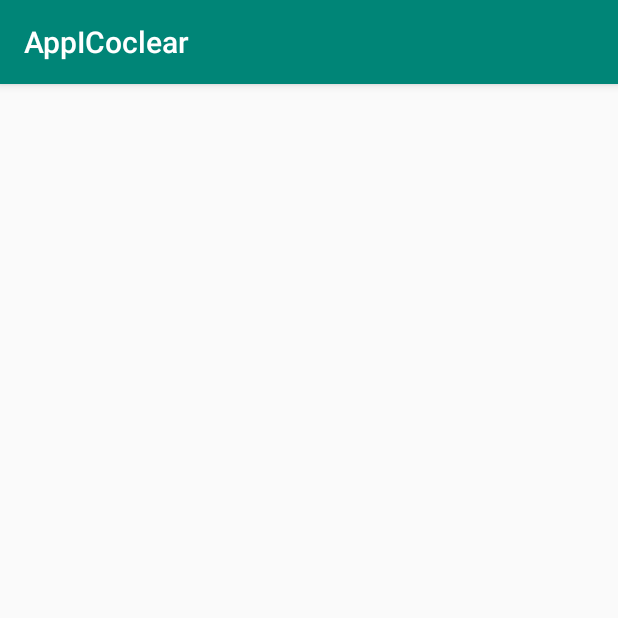
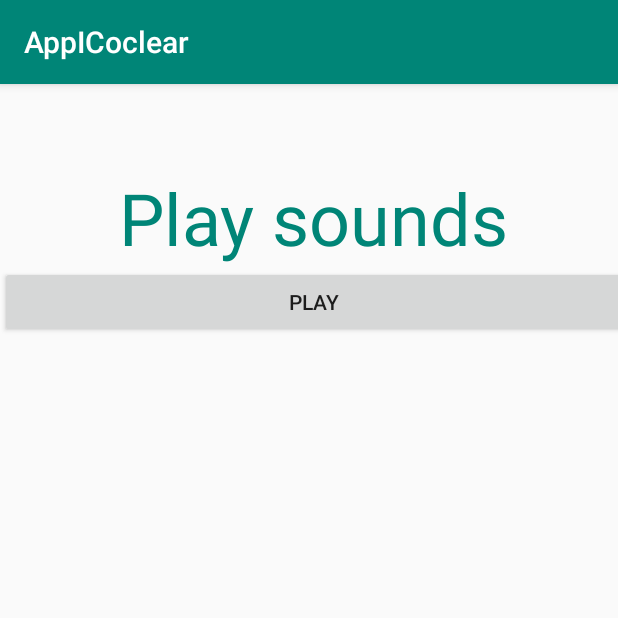
Before and after one commit to valencia12/ImplanteAPP, an Android app: the playSounds screen opened directly, with no data from a screen before it, on a phone screen of 412 x 824 dp, the top half of it. Run offline under Robolectric (Android 15) with nearby library versions, the phone set to English and light mode, and no system bars.

Commit message:
add activity

```diff
--- a/app/src/main/res/layout/activity_play_sounds.xml
+++ b/app/src/main/res/layout/activity_play_sounds.xml
@@ -1,10 +1,59 @@
 <?xml version="1.0" encoding="utf-8"?>
-<android.support.constraint.ConstraintLayout
-        xmlns:android="http://schemas.android.com/apk/res/android"
-        xmlns:tools="http://schemas.android.com/tools"
-        xmlns:app="http://schemas.android.com/apk/res-auto"
-        android:layout_width="match_parent"
-        android:layout_height="match_parent"
-        tools:context=".activites.viewsAccounts.actionTherapist.playSounds">
+<LinearLayout xmlns:android="http://schemas.android.com/apk/res/android"
+              xmlns:tools="http://schemas.android.com/tools"
+              android:layout_width="match_parent"
+              android:layout_height="match_parent"
+              android:orientation="vertical"
+              android:id="@+id/main1"
+              tools:context=".MainActivity">
 
-</android.support.constraint.ConstraintLayout>
+
+    <LinearLayout
+            android:layout_width="match_parent"
+            android:layout_height="573dp"
+            android:layout_gravity="center"
+            android:layout_weight="0">
+
+        <LinearLayout
+                android:layout_width="423dp"
+                android:layout_height="459dp"
+                android:layout_gravity="center"
+                android:layout_weight="1"
+                android:orientation="vertical">
+
+
+            <TextView
+                    android:layout_width="match_parent"
+                    android:layout_height="wrap_content"
+                    android:gravity="center"
+                    android:textColor="@color/colorPrimary"
+                    android:textSize="@android:dimen/app_icon_size"
+                    android:text="@string/play_sounds"/>
+
+
+            <Button
+                    android:id="@+id/play_1"
+                    android:layout_width="match_parent"
+                    android:layout_height="wrap_content"
+                    android:text="@string/play"/>
+
+
+        </LinearLayout>
+
+        <LinearLayout
+                android:layout_width="0dp"
+                android:layout_height="459dp"
+                android:layout_gravity="center"
+                android:layout_weight="1"
+                android:orientation="vertical">
+
+
+
+
+
+
+        </LinearLayout>
+    </LinearLayout>
+
+
+</LinearLayout>
--- a/app/src/main/res/values/strings.xml
+++ b/app/src/main/res/values/strings.xml
@@ -1,3 +1,5 @@
 <resources>
     <string name="app_name">AppICoclear</string>
+    <string name="play">play</string>
+    <string name="play_sounds">Play sounds</string>
 </resources>
```
